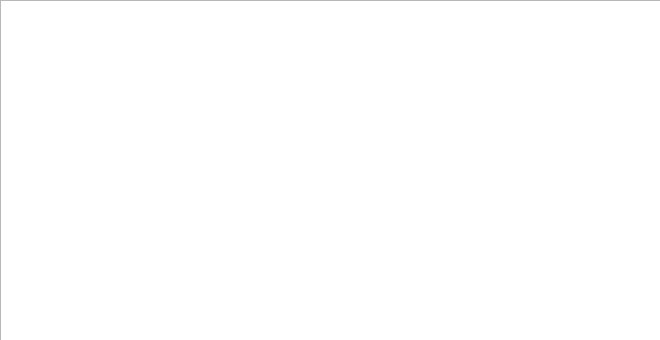
Above: ppcc/selectfunction.ui from ErnestoVivas/Multiconsult-ppcc before the change. Below: the same form after it.
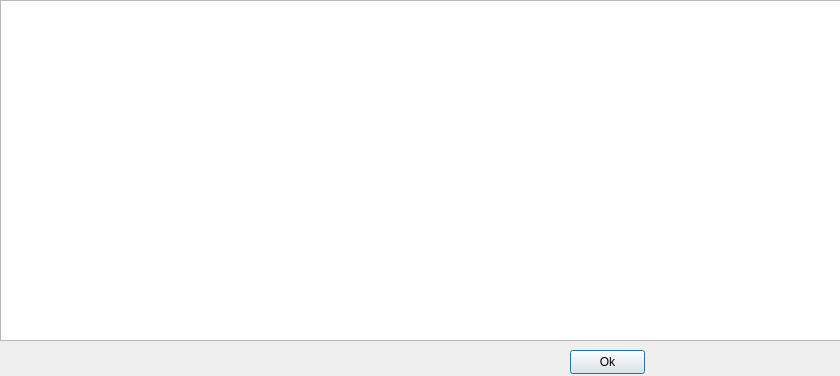
That is the form after the change.

Diff of the .ui file:
```diff
--- a/ppcc/selectfunction.ui
+++ b/ppcc/selectfunction.ui
@@ -6,8 +6,8 @@
    <rect>
     <x>0</x>
     <y>0</y>
-    <width>660</width>
-    <height>340</height>
+    <width>840</width>
+    <height>376</height>
    </rect>
   </property>
   <property name="windowTitle">
@@ -18,7 +18,7 @@
     <rect>
      <x>0</x>
      <y>0</y>
-     <width>661</width>
+     <width>861</width>
      <height>341</height>
     </rect>
    </property>
@@ -29,6 +29,19 @@
     <bool>true</bool>
    </property>
   </widget>
+  <widget class="QPushButton" name="buttonOk">
+   <property name="geometry">
+    <rect>
+     <x>570</x>
+     <y>350</y>
+     <width>75</width>
+     <height>24</height>
+    </rect>
+   </property>
+   <property name="text">
+    <string>Ok</string>
+   </property>
+  </widget>
  </widget>
  <resources/>
  <connections/>
```
